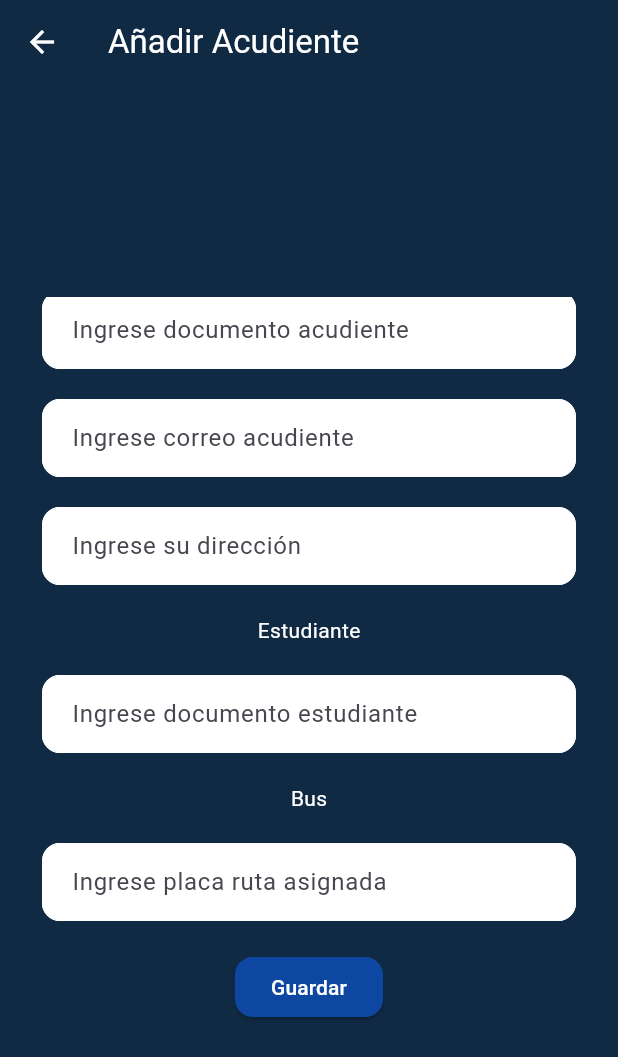
After one commit to MigaPanV/School_Maps, a Flutter app: the AddPadre screen opened directly, scrolled down 116 dp, after a tap on "Guardar", on a phone screen of 412 x 824 dp. The commit adds this screen. Shown: the top 1057 px of the screen. Run offline on Flutter 3.47's test engine with Material 3 defaults, Android fonts, the phone set to English and light mode, and no system bars; our stand-ins replace cloud_firestore, firebase_auth, firebase_core, flutter_typeahead; accounts and stored records are empty.

Commit message:
Campos de textos modificados, entidades y modelos creados y funciones para rector.

```diff
--- /dev/null
+++ b/lib/domain/entities/bus.dart
@@ -0,0 +1,25 @@
+
+class Bus {
+
+  final String placa;
+  final String nombreConductor;
+  final String tecnoVencimiento;
+  final String monitora;
+  final String soatVencimiento;
+  final String capacidad;
+  final String extintorVencimiento;
+  final String kmRecorridos;
+
+  Bus ({
+
+    required this.placa,
+    required this.nombreConductor,
+    required this.tecnoVencimiento,
+    required this.soatVencimiento,
+    required this.monitora,
+    required this.capacidad,
+    required this.extintorVencimiento,
+    required this.kmRecorridos
+
+  });
+}
--- /dev/null
+++ b/lib/domain/entities/conductor.dart
@@ -0,0 +1,21 @@
+
+class Conductor{
+
+  final String nombreConductor;
+  final int documento;
+  final String correo;
+  final String rol;
+  final String vencimientoLicencia;
+  final String placaRutaAsignada;
+
+  Conductor({
+
+    required this.nombreConductor,
+    required this.documento,
+    required this.correo,
+    required this.rol,
+    required this.vencimientoLicencia,
+    required this.placaRutaAsignada
+
+  });
+}
--- /dev/null
+++ b/lib/domain/entities/estudiante.dart
@@ -0,0 +1,22 @@
+
+class Estudiante{
+
+  final String nombreEstudiante;
+  final int documento;
+  bool recogido;
+  final String nombreAcudiente;
+  final String placaRutaAsignada;
+  final String direccion;
+
+  Estudiante({
+
+    required this.nombreEstudiante,
+    required this.documento,
+    required this.nombreAcudiente,
+    required this.placaRutaAsignada,
+    required this.direccion,
+
+    this.recogido = false
+
+  });
+}
--- /dev/null
+++ b/lib/domain/entities/padre.dart
@@ -0,0 +1,23 @@
+
+class Padre{
+
+  final String nombrePadre;
+  final int documento;
+  final String correo;
+  final String rol;
+  final String direccion;
+  final List<int> documentoHijo;
+  final String placaRutaAsignada;
+
+  Padre({
+
+    required this.nombrePadre,
+    required this.documento,
+    required this.correo,
+    this.rol = 'acudiente',
+    required this.direccion,
+    required this.documentoHijo,
+    required this.placaRutaAsignada
+
+  });
+}
--- /dev/null
+++ b/lib/infrastruture/model/database_conductor_model.dart
@@ -0,0 +1,51 @@
+
+import 'package:school_maps/domain/entities/conductor.dart';
+
+class DatabaseConductorModel{
+
+  final String nombreConductor;
+  final int documento;
+  final String correo;
+  final String rol;
+  final String vencimientoLicencia;
+  final String placaRutaAsignada;
+
+  DatabaseConductorModel({
+
+    required this.nombreConductor,
+    required this.documento,
+    required this.correo,
+    required this.rol,
+    required this.vencimientoLicencia,
+    required this.placaRutaAsignada
+
+  });
+
+  factory DatabaseConductorModel.fromFirestore(Map<String, dynamic> firestore) => DatabaseConductorModel(
+    nombreConductor: firestore[ 'nombreConductor' ],
+    documento: firestore[ 'documentoConductor' ],
+    correo: firestore[ 'correo' ],
+    rol: firestore[ 'rol' ],
+    vencimientoLicencia: firestore[ 'vencimientoLicencia' ],
+    placaRutaAsignada: firestore[ 'placa' ]
+  );
+
+  Map<String, dynamic> toFirestore() => {
+    'nombreConductor' : nombreConductor,
+    'documentoConductor' : documento,
+    'correo' : correo,
+    'rol' : rol,
+    'vencimientoLicencia' : vencimientoLicencia,
+    'placa' : placaRutaAsignada,
+  };
+
+  Conductor toConductorEntity() => Conductor(
+
+    nombreConductor: nombreConductor,
+    documento: documento,
+    correo: correo,
+    rol: rol,
+    vencimientoLicencia: vencimientoLicencia,
+    placaRutaAsignada: placaRutaAsignada
+  );
+}
--- /dev/null
+++ b/lib/infrastruture/model/database_estudiante_model.dart
@@ -0,0 +1,50 @@
+
+import 'package:school_maps/domain/entities/estudiante.dart';
+
+class DatabaseEstudianteModel{
+
+  final String nombreEstudiante;
+  final int documento;
+  bool recogido;
+  final String nombreAcudiente;
+  final String placaRutaAsignada;
+  final String direccion;
+
+  DatabaseEstudianteModel({
+
+    required this.nombreEstudiante,
+    required this.documento,
+    required this.nombreAcudiente,
+    required this.placaRutaAsignada,
+    required this.direccion,
+
+    this.recogido = false
+  });
+
+  factory DatabaseEstudianteModel.fromFirestore( Map<String, dynamic> firestore ) => DatabaseEstudianteModel(
+
+    nombreEstudiante: firestore[ 'nombreEstudiante' ],
+    documento: firestore[ 'documentoEstudiante' ],
+    nombreAcudiente: firestore[ 'nombreAcudiente' ],
+    placaRutaAsignada: firestore[ 'placa' ],
+    direccion: firestore[ 'direccion' ]
+  );
+
+  Map<String, dynamic> toFirestore() => {
+    'nombreEstudiante' : nombreEstudiante,
+    'documentoEstudiante' : documento,
+    'nombreAcudiente' : nombreAcudiente,
+    'placa' : placaRutaAsignada,
+    'direccion' : direccion,
+  };
+
+  Estudiante toEstudianteEntity() => Estudiante(
+
+    nombreEstudiante: nombreEstudiante,
+    documento: documento,
+    nombreAcudiente: nombreAcudiente,
+    placaRutaAsignada: placaRutaAsignada,
+    direccion: direccion
+
+  );
+}
--- /dev/null
+++ b/lib/infrastruture/model/database_padre_model.dart
@@ -0,0 +1,60 @@
+
+import 'package:school_maps/domain/entities/padre.dart';
+
+class DatabasePadreModel{
+
+  final String nombrePadre;
+  final int documento;
+  final String correo;
+  final String rol;
+  final String direccion;
+  final List<int> documentoHijo;
+  final String placaRutaAsignada;
+
+  DatabasePadreModel({
+
+    required this.nombrePadre,
+    required this.documento,
+    required this.correo,
+    this.rol = 'acudiente',
+    required this.direccion,
+    required this.documentoHijo,
+    required this.placaRutaAsignada
+
+  });
+
+  factory DatabasePadreModel.fromFirestore( Map<String, dynamic> firestore ) => DatabasePadreModel(
+    nombrePadre: firestore[ 'nombrePadre' ],
+    documento: firestore[ 'documentoPadre' ],
+    correo: firestore[ 'correo' ],
+    rol: firestore[ 'rol' ],
+    direccion: firestore[ 'direccion' ],
+    documentoHijo: firestore[ 'documentoHijo' ],
+    placaRutaAsignada: firestore[ 'placa' ]
+  );
+
+  Map<String, dynamic> toFirebase() => {
+
+    'nombrePadre' : nombrePadre,
+    'documentoPadre' : documento,
+    'correo' : correo,
+    'rol' : rol,
+    'direccion' : direccion,
+    'documentoHijo' : documentoHijo,
+    'placa' : placaRutaAsignada,
+
+  };
+
+  Padre toPadreEntity() => Padre(
+
+    nombrePadre: nombrePadre,
+    documento: documento,
+    correo: correo,
+    rol: rol,
+    direccion: direccion,
+    documentoHijo: documentoHijo,
+    placaRutaAsignada: placaRutaAsignada
+
+  );
+
+}
--- a/lib/main.dart
+++ b/lib/main.dart
@@ -104,7 +104,7 @@ class AuthScreen extends StatelessWidget {
 
         if( snapshot.hasData ){
 
-          return PadreScreen();
+          return RectorScreen();
 
         }
         else{
--- a/lib/presentation/provider/firestore_provider.dart
+++ b/lib/presentation/provider/firestore_provider.dart
@@ -1,5 +1,92 @@
+import 'package:cloud_firestore/cloud_firestore.dart';
 import 'package:flutter/material.dart';
+import 'package:school_maps/domain/entities/padre.dart';
+import 'package:school_maps/infrastruture/model/database_padre_model.dart';
 
 class FirestoreProvider extends ChangeNotifier{
 
+  final FirebaseFirestore firestore = FirebaseFirestore.instance;
+
+  String nombrePadre = '';
+  int? documentoPadre = 0 ;
+  String correo = '';
+  String direccion = '';
+  List<int>? documentoHijo = [] ;
+  String placaRutaAsignada = '';
+
+  String? errorName;
+
+  void getNombreAcudiente( String value ){
+    nombrePadre = value;
+    errorName = null;
+    notifyListeners();
+  }
+
+  void getDocumentoAcudiente( String value ){
+    documentoPadre = int.tryParse( value );
+    errorName = null;
+    notifyListeners();
+  }
+  void getCorreoAcudiente( String value ){
+    correo = value;
+    errorName = null;
+    notifyListeners();
+  }
+  void getDireccion( String value ){
+    direccion = value;
+    errorName = null;
+    notifyListeners();
+  }
+  void getDocumentoHijo( String value ){
+
+    final entero = int.tryParse( value );
+
+    if( entero != null ){
+      documentoHijo?.add( entero );
+      errorName = null;
+    }
+    else{
+      errorName = 'Documento de invalido';
+    }
+    notifyListeners();
+
+  }
+  void getPlaca( String value ){
+    placaRutaAsignada = value;
+    errorName = null;
+    notifyListeners();
+  }
+
+  Future<void> addPadre() async {
+    try{
+
+      final padre = DatabasePadreModel(
+
+        nombrePadre: nombrePadre,
+        documento: documentoPadre!,
+        correo: correo,
+        direccion: direccion,
+        documentoHijo: documentoHijo!,
+        placaRutaAsignada: placaRutaAsignada
+
+      );
+
+      await firestore.collection( 'Acudientes' ).doc( documentoPadre.toString() ).set( padre.toFirebase() );
+
+    }on FirebaseException catch  (e){
+      debugPrint( 'Error: ${e.message}'  );
+    }
+  }
+
+  Future<void> addEstudiante() async {
+
+  }
+
+  Future<void> addConductor() async {
+
+  }
+
+  Future<void> addBus() async {
+
+  }
 }
--- /dev/null
+++ b/lib/presentation/screens/rector/add_padre.dart
@@ -0,0 +1,135 @@
+import 'package:flutter/material.dart';
+import 'package:provider/provider.dart';
+import 'package:school_maps/domain/entities/padre.dart';
+import 'package:school_maps/presentation/provider/firestore_provider.dart';
+import 'package:school_maps/presentation/widget/shared/custom_text_fields.dart';
+
+class AddPadre extends StatelessWidget {
+  const AddPadre({super.key});
+
+  @override
+  Widget build(BuildContext context) {
+
+    final FirestoreProvider firestore = context.watch<FirestoreProvider>();
+
+    const double maxContentWidth = 800;
+
+    return SafeArea(
+      child: Scaffold(
+        appBar: AppBar(
+
+          title: Text( 'Añadir Acudiente' ),
+
+        ),
+        body: LayoutBuilder(
+          builder: ( context, constraints ){
+            return SingleChildScrollView(
+              child: ConstrainedBox(
+                constraints: BoxConstraints(
+                  minHeight: constraints.maxHeight
+                ),
+                child: Align(
+                  alignment: Alignment.center,
+                  child: ConstrainedBox(
+                    constraints: BoxConstraints(
+                        maxWidth: maxContentWidth
+                    ),
+                    child: Padding(
+                      padding: EdgeInsets.symmetric( vertical: 24, horizontal: 20),
+                      child: ConstrainedBox(
+                            constraints: const BoxConstraints(
+                              maxHeight: 500,
+                              minHeight: 200,
+                            ),
+                            child: Padding(
+                              padding: EdgeInsets.all(8.0),
+                              child: SingleChildScrollView(
+                                child: Column(
+                                  mainAxisAlignment: MainAxisAlignment.center,
+
+                                  children: [
+                                    Text( 'Acudiente' ),
+
+                                    SizedBox( height: 20 ),
+
+                                    CustomTextField(
+                                      errorText: null,
+                                      labeltext: 'Ingrese nombre acudiente',
+                                      onChanged: firestore.getNombreAcudiente,
+                                    ),
+
+                                    SizedBox(height: 20),
+
+                                    CustomTextField(
+                                      errorText: null,
+                                      labeltext: 'Ingrese documento acudiente',
+                                      onChanged: firestore.getDocumentoAcudiente,
+                                    ),
+
+                                    SizedBox(height: 20),
+
+                                    CustomTextField(
+                                      errorText: null,
+                                      labeltext: 'Ingrese correo acudiente',
+                                      onChanged: firestore.getCorreoAcudiente,
+                                    ),
+
+                                    SizedBox(height: 20),
+
+                                    CustomTextField(
+                                      errorText: null,
+                                      labeltext: 'Ingrese su dirección',
+                                      onChanged: firestore.getDireccion,
+                                    ),
+
+                                    SizedBox(height: 20),
+
+                                    Text( 'Estudiante' ),
+
+                                    SizedBox(height: 20),
+
+                                    CustomTextField(
+                                      errorText: null,
+                                      labeltext: 'Ingrese documento estudiante',
+                                      onChanged: firestore.getDocumentoHijo,
+                                    ),
+
+                                    SizedBox(height: 20),
+
+                                    Text( 'Bus' ),
+
+                                    SizedBox(height: 20),
+
+                                    CustomTextField(
+                                      errorText: null,
+                                      labeltext: 'Ingrese placa ruta asignada',
+                                      onChanged: firestore.getPlaca,
+                                    ),
+
+                                    SizedBox(height: 20),
+
+                                    ElevatedButton(
+                                      onPressed: (){
+                                        firestore.addPadre();
+                                      },
+                                      child: Text( 'Guardar' )
+                                    )
+                                  ],
+
+
+
+                                ),
+                              ),
+                            ),
+                          ),
+                    ),
+                  ),
+                )
+              ),
+            );
+          }
+        ),
+      )
+    );
+  }
+}
--- /dev/null
+++ b/lib/presentation/widget/shared/custom_text_fields.dart
@@ -0,0 +1,48 @@
+import 'package:flutter/material.dart';
+
+class CustomTextField extends StatelessWidget {
+  const CustomTextField({super.key,
+    this.onChanged,
+    required this.errorText,
+    this.obscureText = false,
+    required this.labeltext,
+    this.controller,
+  });
+  final bool obscureText;
+  final ValueChanged<String>? onChanged;
+  final String? errorText;
+  final String labeltext;
+  final TextEditingController? controller;
+
+  @override
+  Widget build(BuildContext context) {
+    return TextField(
+
+      onChanged: (value) {
+        onChanged!(value);
+      },
+      controller: controller,
+      obscureText: obscureText,
+      decoration: InputDecoration(
+        hintText: labeltext,
+        errorText: errorText,
+
+        filled: true,
+        fillColor: Colors.white,
+        contentPadding: const EdgeInsets.symmetric(
+          horizontal: 16,
+          vertical: 14,
+        ),
+        enabledBorder: OutlineInputBorder(
+          borderSide: BorderSide(color: Colors.white),
+          borderRadius: BorderRadius.all(Radius.circular(12)),
+        ),
+        focusedBorder: OutlineInputBorder(
+          borderSide: BorderSide(color: Colors.blueAccent),
+          borderRadius: BorderRadius.all(Radius.circular(12)),
+        ),
+      ),
+
+    );
+  }
+}
--- a/pubspec.yaml
+++ b/pubspec.yaml
@@ -28,6 +28,7 @@ environment:
 # the latest version available on pub.dev. To see which dependencies have newer
 # versions available, run `flutter pub outdated`.
 dependencies:
+  cloud_firestore: ^6.1.0
   cupertino_icons: ^1.0.8
   firebase_auth: ^6.1.2
   firebase_core: ^4.2.1
```
Also changed, not shown: lib/infrastruture/model/database_bus_model.dart (added, +60 -0 lines), lib/presentation/screens/conductor/conductor_finRuta.dart (+5 -5 lines), lib/presentation/screens/padre/padre_page.dart (+4 -4 lines), lib/presentation/screens/rector/rector_page.dart (+31 -2 lines), lib/presentation/screens/rector/add_conductor.dart (added), lib/presentation/screens/rector/add_estudiante.dart (added), lib/presentation/screens/rector/editar_ruta.dart (added), pubspec.lock, 4 other files.
